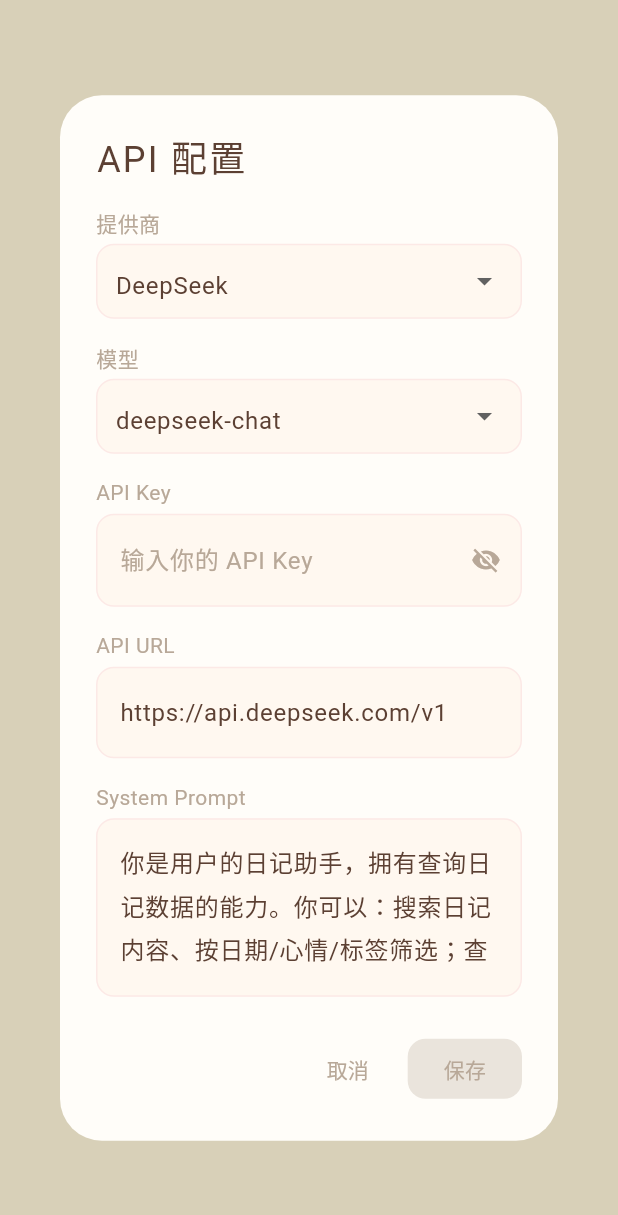
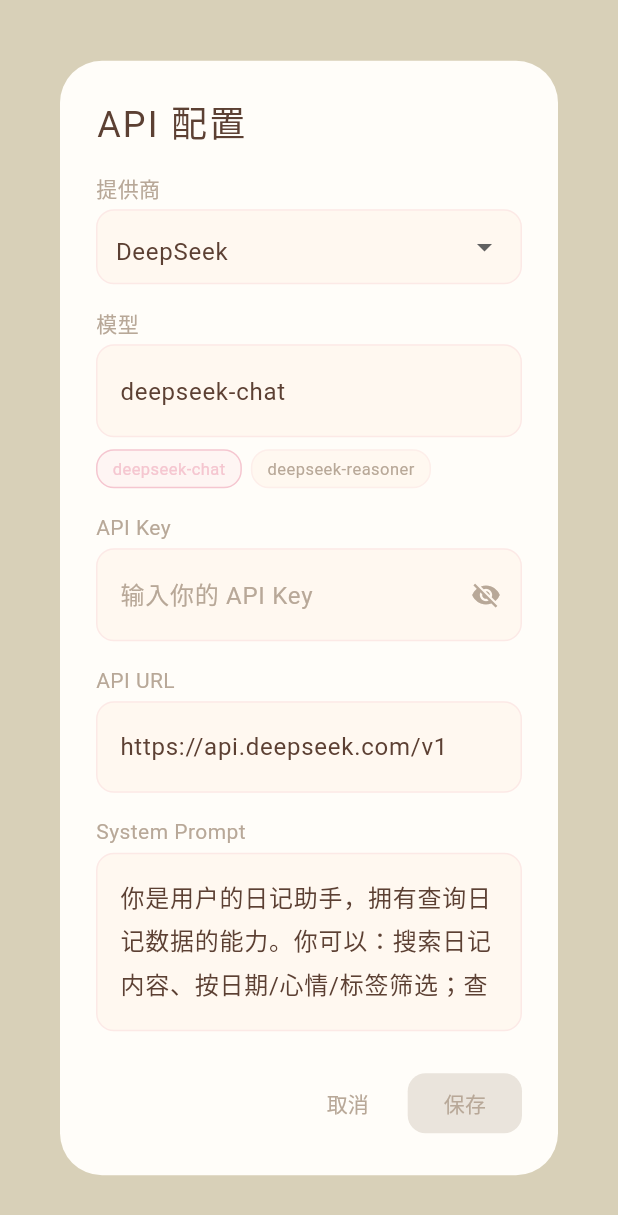
Before and after one commit to rainwind0408/diary_app, a Flutter app: the ApiConfigDialog widget shown alone on an empty page, opened directly, on a phone screen of 412 x 824 dp. Shown: the top 1215 px of the screen. Run offline on Flutter 3.47's test engine with Material 3 defaults, Android fonts, the phone set to English and light mode, and no system bars; our stand-ins replace audioplayers, fl_chart, flutter_local_notifications, flutter_markdown, geolocator, image_picker and 5 more; missing offline and left inert: file_selector, record; accounts and stored records are empty; Roboto replaces fonts that are missing (MaShanZheng, ZCOOLXiaoWei).

Commit message:
feat: API Key 按厂商持久化存储，切换厂商自动填充
- API Key 存储改为 JSON map 格式（chat_api_keys）
- 切换厂商时自动加载对应 key，无需重复输入
- 旧版单 key 自动迁移，向后兼容

```diff
--- a/lib/features/chat/services/llm_service.dart
+++ b/lib/features/chat/services/llm_service.dart
@@ -65,7 +65,7 @@
     LlmProvider(
       name: '豆包',
       baseUrl: 'https://ark.cn-beijing.volces.com/api/v3',
-      models: ['doubao-lite-4k', 'doubao-pro-4k'],
+      models: ['doubao-1.5-pro-32k', 'doubao-1.5-lite-32k'],
     ),
   ];
 
@@ -78,16 +78,43 @@
     '通义千问': 'qwen-',
     '智谱 GLM': 'glm-',
     '月之暗面': 'moonshot-',
-    '豆包': 'doubao-',
+    // 豆包使用用户自定义端点 ID（ep-xxxx），不做前缀过滤
   };
 
   // ── SharedPreferences keys ──
   static const _keyProvider = 'chat_api_provider';
   static const _keyApiKey = 'chat_api_key';
+  static const _keyApiKeys = 'chat_api_keys';
   static const _keyModel = 'chat_api_model';
   static const _keyUrl = 'chat_api_url';
   static const _keySystemPrompt = 'chat_system_prompt';
   static const _keyCachedProviders = 'chat_cached_providers';
+
+  // ── API Key 按厂商存储 ──
+
+  static Future<Map<String, String>> _loadApiKeys() async {
+    final prefs = await SharedPreferences.getInstance();
+    final json = prefs.getString(_keyApiKeys);
+    if (json != null) {
+      return Map<String, String>.from(jsonDecode(json));
+    }
+    // 迁移：旧单 key → 新 map
+    final oldKey = prefs.getString(_keyApiKey);
+    final oldProvider = prefs.getString(_keyProvider);
+    if (oldKey != null && oldProvider != null) {
+      final map = {oldProvider: oldKey};
+      await prefs.setString(_keyApiKeys, jsonEncode(map));
+      return map;
+    }
+    return {};
+  }
+
+  static Future<void> _saveApiKey(String provider, String apiKey) async {
+    final keys = await _loadApiKeys();
+    keys[provider] = apiKey;
+    final prefs = await SharedPreferences.getInstance();
+    await prefs.setString(_keyApiKeys, jsonEncode(keys));
+  }
 
   static const defaultSystemPrompt =
       '你是用户的日记助手，拥有查询日记数据的能力。'
@@ -106,9 +133,11 @@
 
   static Future<Map<String, String?>> loadConfig() async {
     final prefs = await SharedPreferences.getInstance();
+    final provider = prefs.getString(_keyProvider);
+    final keys = await _loadApiKeys();
     return {
-      'provider': prefs.getString(_keyProvider),
-      'apiKey': prefs.getString(_keyApiKey),
+      'provider': provider,
+      'apiKey': provider != null ? keys[provider] : null,
       'model': prefs.getString(_keyModel),
       'url': prefs.getString(_keyUrl),
       'systemPrompt': prefs.getString(_keySystemPrompt),
@@ -124,7 +153,7 @@
   }) async {
     final prefs = await SharedPreferences.getInstance();
     await prefs.setString(_keyProvider, provider);
-    await prefs.setString(_keyApiKey, apiKey);
+    await _saveApiKey(provider, apiKey);
     await prefs.setString(_keyModel, model);
     await prefs.setString(_keyUrl, url);
     if (systemPrompt != null) {
@@ -135,6 +164,11 @@
   static Future<bool> isConfigured() async {
     final config = await loadConfig();
     return config['apiKey'] != null && config['apiKey']!.isNotEmpty;
+  }
+
+  static Future<String?> getApiKeyFor(String provider) async {
+    final keys = await _loadApiKeys();
+    return keys[provider];
   }
 
   // ── 缓存读写 ──
--- a/lib/features/chat/widgets/api_config_dialog.dart
+++ b/lib/features/chat/widgets/api_config_dialog.dart
@@ -12,7 +12,7 @@
 
 class _ApiConfigDialogState extends State<ApiConfigDialog> {
   late String _selectedProvider;
-  late String _selectedModel;
+  late TextEditingController _modelController;
   late TextEditingController _apiKeyController;
   late TextEditingController _urlController;
   late TextEditingController _systemPromptController;
@@ -24,7 +24,7 @@
   void initState() {
     super.initState();
     _selectedProvider = LlmService.providers.first.name;
-    _selectedModel = LlmService.providers.first.models.first;
+    _modelController = TextEditingController(text: LlmService.providers.first.models.first);
     _apiKeyController = TextEditingController();
     _urlController = TextEditingController();
     _systemPromptController = TextEditingController(text: LlmService.defaultSystemPrompt);
@@ -45,14 +45,10 @@
           final exists = LlmService.providers.any((p) => p.name == config['provider']);
           _selectedProvider = exists ? config['provider']! : LlmService.providers.first.name;
         }
-        final currentProvider = LlmService.providers.firstWhere(
-          (p) => p.name == _selectedProvider,
-          orElse: () => LlmService.providers.first,
-        );
-        if (config['model'] != null && currentProvider.models.contains(config['model'])) {
-          _selectedModel = config['model']!;
+        if (config['model'] != null && config['model']!.isNotEmpty) {
+          _modelController.text = config['model']!;
         } else {
-          _selectedModel = currentProvider.models.first;
+          _modelController.text = LlmService.providers.first.models.first;
         }
         if (config['apiKey'] != null) {
           _apiKeyController.text = config['apiKey']!;
@@ -81,11 +77,23 @@
 
   void _onProviderChanged(String? value) {
     if (value == null) return;
+    // 先清空，避免显示旧厂商的 key
+    _apiKeyController.clear();
+    _hasApiKey = false;
     setState(() {
       _selectedProvider = value;
       final provider = LlmService.providers.firstWhere((p) => p.name == value);
-      _selectedModel = provider.models.first;
+      _modelController.text = provider.models.first;
       _updateUrl();
+    });
+    // 异步加载该厂商的 key
+    LlmService.getApiKeyFor(value).then((key) {
+      if (mounted && key != null && key.isNotEmpty) {
+        setState(() {
+          _apiKeyController.text = key;
+          _hasApiKey = true;
+        });
+      }
     });
   }
 
@@ -101,7 +109,7 @@
     await LlmService.saveConfig(
       provider: _selectedProvider,
       apiKey: apiKey,
-      model: _selectedModel,
+      model: _modelController.text.trim(),
       url: _urlController.text.trim(),
       systemPrompt: _systemPromptController.text.trim(),
     );
@@ -117,6 +125,7 @@
   @override
   void dispose() {
     _apiKeyController.removeListener(_onApiKeyChanged);
+    _modelController.dispose();
     _apiKeyController.dispose();
     _urlController.dispose();
     _systemPromptController.dispose();
@@ -180,26 +189,59 @@
             const SizedBox(height: 16),
             Text('模型', style: AppTextStyles.label.copyWith(color: subtleColor)),
             const SizedBox(height: 4),
-            Container(
-              padding: const EdgeInsets.symmetric(horizontal: 12),
-              decoration: BoxDecoration(
-                color: isDark ? AppColors.darkPageBackground : AppColors.pageBackground,
-                borderRadius: BorderRadius.circular(12),
-                border: Border.all(color: accentColor.withValues(alpha: 0.3)),
+            TextField(
+              controller: _modelController,
+              style: AppTextStyles.body.copyWith(color: textColor),
+              decoration: InputDecoration(
+                hintText: '输入模型名称或端点 ID',
+                hintStyle: AppTextStyles.body.copyWith(color: subtleColor),
+                filled: true,
+                fillColor: isDark ? AppColors.darkPageBackground : AppColors.pageBackground,
+                border: OutlineInputBorder(
+                  borderRadius: BorderRadius.circular(12),
+                  borderSide: BorderSide(color: accentColor.withValues(alpha: 0.3)),
+                ),
+                enabledBorder: OutlineInputBorder(
+                  borderRadius: BorderRadius.circular(12),
+                  borderSide: BorderSide(color: accentColor.withValues(alpha: 0.3)),
+                ),
+                focusedBorder: OutlineInputBorder(
+                  borderRadius: BorderRadius.circular(12),
+                  borderSide: BorderSide(color: accentColor),
+                ),
               ),
-              child: DropdownButton<String>(
-                value: _selectedModel,
-                isExpanded: true,
-                underline: const SizedBox(),
-                dropdownColor: bgColor,
-                style: AppTextStyles.body.copyWith(color: textColor),
-                items: currentProvider.models.map((m) =>
-                  DropdownMenuItem(value: m, child: Text(m))
-                ).toList(),
-                onChanged: (v) {
-                  if (v != null) setState(() => _selectedModel = v);
-                },
-              ),
+            ),
+            const SizedBox(height: 8),
+            Wrap(
+              spacing: 6,
+              runSpacing: 4,
+              children: currentProvider.models.map((m) {
+                final selected = _modelController.text == m;
+                return GestureDetector(
+                  onTap: () => setState(() => _modelController.text = m),
+                  child: Container(
+                    padding: const EdgeInsets.symmetric(horizontal: 10, vertical: 4),
+                    decoration: BoxDecoration(
+                      color: selected
+                          ? accentColor.withValues(alpha: 0.15)
+                          : (isDark ? AppColors.darkPageBackground : AppColors.pageBackground),
+                      borderRadius: BorderRadius.circular(12),
+                      border: Border.all(
+                        color: selected
+                            ? accentColor
+                            : accentColor.withValues(alpha: 0.2),
+                      ),
+                    ),
+                    child: Text(
+                      m,
+                      style: AppTextStyles.label.copyWith(
+                        color: selected ? accentColor : subtleColor,
+                        fontSize: 11,
+                      ),
+                    ),
+                  ),
+                );
+              }).toList(),
             ),
             const SizedBox(height: 16),
             Text('API Key', style: AppTextStyles.label.copyWith(color: subtleColor)),
```
